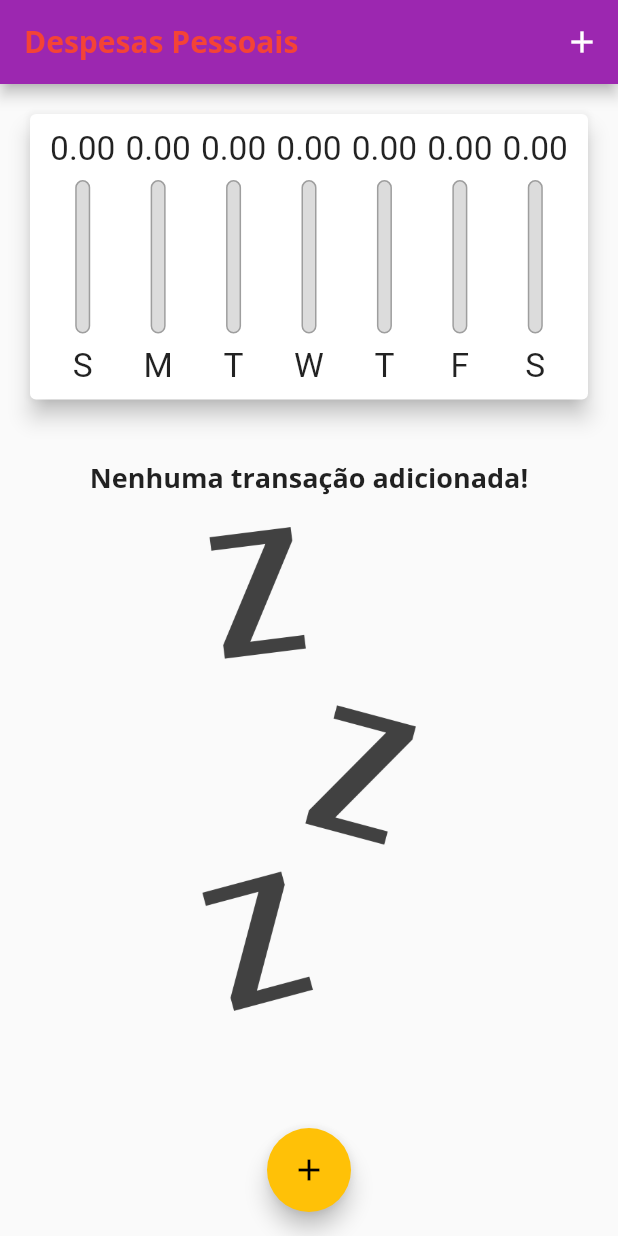
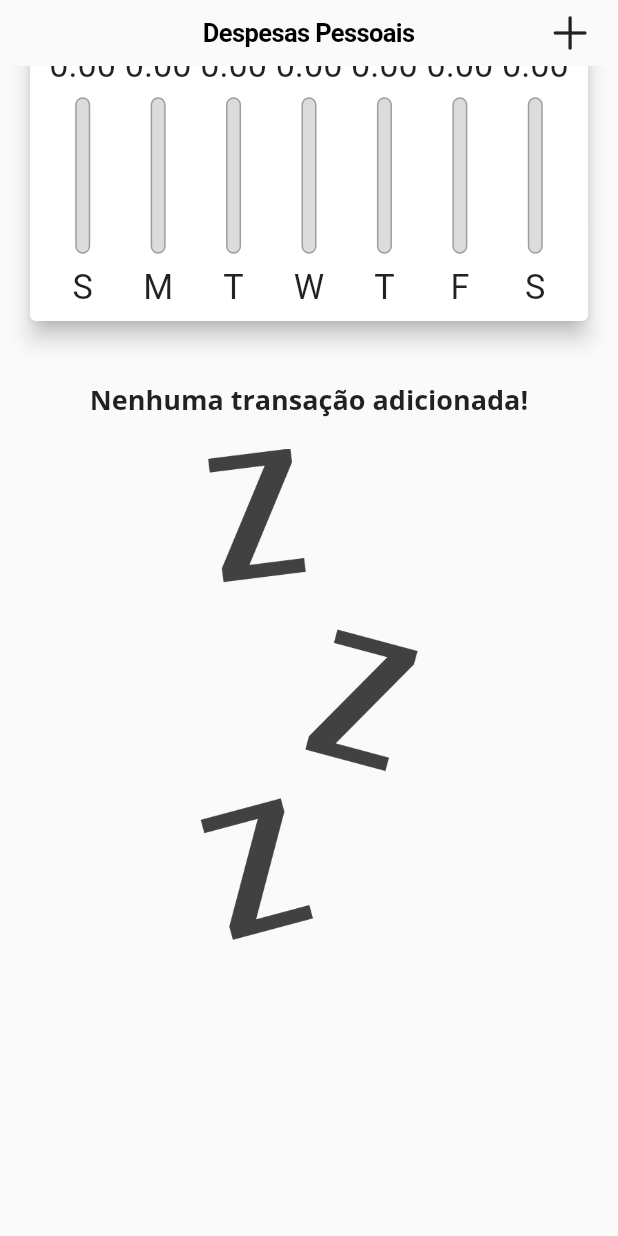
Before and after one commit to felixvicent/gestapp, a Flutter app: the screen it shows after launch, on a phone screen of 412 x 824 dp. Run offline on Flutter 3.47's test engine with Material 2 defaults, Android fonts, the phone set to English and light mode, and no system bars.

Commit message:
Using IOS widgets

```diff
--- a/lib/main.dart
+++ b/lib/main.dart
@@ -1,9 +1,11 @@
-// ignore_for_file: use_key_in_widget_constructors, prefer_const_constructors, avoid_unnecessary_containers, sized_box_for_whitespace, deprecated_member_use
+// ignore_for_file: use_key_in_widget_constructors, prefer_const_constructors, avoid_unnecessary_containers, sized_box_for_whitespace, deprecated_member_use, non_constant_identifier_names
 
 import 'dart:math';
 import 'dart:io';
 
 import 'package:flutter/material.dart';
+import 'package:flutter/cupertino.dart';
+
 import 'package:gestapp/components/chart.dart';
 import 'package:gestapp/components/transaction_form.dart';
 import 'package:gestapp/components/transaction_list.dart';
@@ -92,42 +94,62 @@ class _HomePageState extends State<HomePage> {
     });
   }
 
+  Widget _getIconButton(IconData icon, VoidCallback fn) {
+    return !Platform.isIOS
+        ? GestureDetector(
+            onTap: fn,
+            child: Icon(icon),
+          )
+        : IconButton(
+            onPressed: fn,
+            icon: Icon(icon),
+          );
+  }
+
   @override
   Widget build(BuildContext context) {
     final mediaQuery = MediaQuery.of(context);
 
     bool isLandscape = mediaQuery.orientation == Orientation.landscape;
 
-    final appBar = AppBar(
-      title: Text(
-        'Despesas Pessoais',
-      ),
-      actions: [
+    final actions = [
       if (isLandscape)
-          IconButton(
-            onPressed: () {
+        _getIconButton(
+          _showChart ? Icons.list : Icons.show_chart,
+          () {
             setState(() {
               _showChart = !_showChart;
             });
           },
-            icon: Icon(_showChart ? Icons.list : Icons.show_chart),
         ),
-        IconButton(
-          onPressed: () {
+      _getIconButton(
+        !Platform.isIOS ? CupertinoIcons.add : Icons.add,
+        () {
           _openTransactionFormModal(context);
         },
-          icon: Icon(Icons.add),
       ),
-      ],
+    ];
+
+    final dynamic appBar = !Platform.isIOS
+        ? CupertinoNavigationBar(
+            middle: Text('Despesas Pessoais'),
+            trailing: Row(
+              mainAxisSize: MainAxisSize.min,
+              children: actions,
+            ),
+          )
+        : AppBar(
+            title: Text(
+              'Despesas Pessoais',
+            ),
+            actions: actions,
           );
 
     final availableHeight = mediaQuery.size.height -
         appBar.preferredSize.height -
         mediaQuery.padding.top;
 
-    return Scaffold(
-      appBar: appBar,
-      body: SingleChildScrollView(
+    final pageBody = SingleChildScrollView(
       child: Column(
         crossAxisAlignment: CrossAxisAlignment.stretch,
         children: [
@@ -143,8 +165,17 @@ class _HomePageState extends State<HomePage> {
             ),
         ],
       ),
-      ),
-      floatingActionButton: Platform.isIOS
+    );
+
+    return !Platform.isIOS
+        ? CupertinoPageScaffold(
+            navigationBar: appBar,
+            child: pageBody,
+          )
+        : Scaffold(
+            appBar: appBar,
+            body: pageBody,
+            floatingActionButton: !Platform.isIOS
                 ? Container()
                 : FloatingActionButton(
                     child: Icon(
@@ -154,7 +185,8 @@ class _HomePageState extends State<HomePage> {
                       _openTransactionFormModal(context);
                     },
                   ),
-      floatingActionButtonLocation: FloatingActionButtonLocation.centerFloat,
+            floatingActionButtonLocation:
+                FloatingActionButtonLocation.centerFloat,
           );
   }
 }
```
Lines whose indentation alone changed are shown as unchanged.
